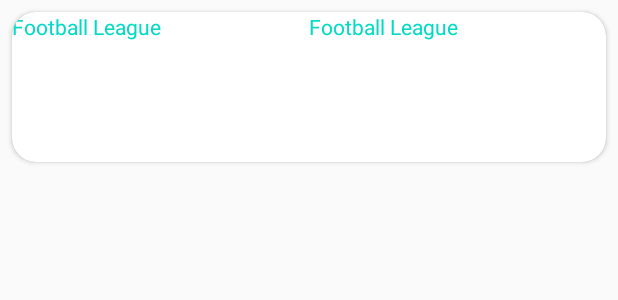
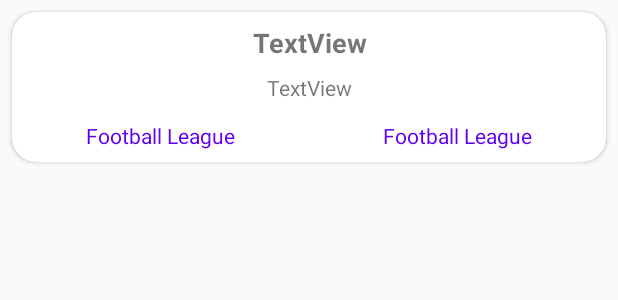
Before and after one commit to mirzayogy/dicoding-assignments, an Android app: the layout card_matches.xml on its own in the app's theme, with its tools: preview values and no code run, on a phone screen of 412 x 824 dp. Shown: the top 300 px of the screen. Run offline under Robolectric (Android 15) with nearby library versions, the phone set to English and light mode, and no system bars.

Commit message:
Retrofit DATA TAMPIL di recyclerview

```diff
--- a/FootballLeague/app/src/main/java/com/mirzayogy/footballleague/ui/matches/main/EventRecyclerAdapter.kt
+++ b/FootballLeague/app/src/main/java/com/mirzayogy/footballleague/ui/matches/main/EventRecyclerAdapter.kt
@@ -32,6 +32,8 @@ class EventRecyclerAdapter : RecyclerView.Adapter<EventRecyclerAdapter.EventView
             with(itemView){
                 home_team.text = eventResponse.strHomeTeam
                 away_team.text = eventResponse.strAwayTeam
+                dateEvent.text = eventResponse.dateEvent
+                strTime.text = eventResponse.strTime
             }
         }
     }
--- a/FootballLeague/app/src/main/res/layout/card_matches.xml
+++ b/FootballLeague/app/src/main/res/layout/card_matches.xml
@@ -10,24 +10,75 @@
     android:layout_margin="8dp"
 
     >
+
     <LinearLayout
         android:layout_width="match_parent"
-        android:orientation="horizontal"
-        android:layout_height="match_parent">
+        android:layout_height="match_parent"
+        android:orientation="vertical">
+
+        <TextView
+            android:id="@+id/dateEvent"
+            android:layout_width="match_parent"
+            android:layout_height="wrap_content"
+            android:layout_margin="8dp"
+            android:text="TextView"
+            android:textAlignment="center"
+            android:textSize="18sp"
+            android:textStyle="bold" />
+
+        <TextView
+            android:id="@+id/strTime"
+            android:layout_width="match_parent"
+            android:layout_height="wrap_content"
+            android:text="TextView"
+            android:textAlignment="center" />
+
+        <LinearLayout
+            android:layout_width="match_parent"
+            android:layout_height="match_parent"
+            android:orientation="horizontal">
+
+            <androidx.constraintlayout.widget.ConstraintLayout
+                android:layout_width="match_parent"
+                android:layout_height="match_parent"
+                android:layout_weight="1">
+
                 <TextView
                     android:id="@+id/home_team"
+                    android:layout_width="wrap_content"
+                    android:layout_height="wrap_content"
+                    android:layout_marginStart="8dp"
+                    android:layout_marginEnd="8dp"
+                    android:layout_marginBottom="8dp"
+                    android:layout_weight="1"
+                    android:textColor="@color/colorPrimary"
+                    app:layout_constraintBottom_toBottomOf="parent"
+                    app:layout_constraintEnd_toEndOf="parent"
+                    app:layout_constraintStart_toStartOf="parent"
+                    tools:text="@string/app_name" />
+            </androidx.constraintlayout.widget.ConstraintLayout>
+
+            <androidx.constraintlayout.widget.ConstraintLayout
                 android:layout_width="match_parent"
                 android:layout_height="match_parent"
-            android:textColor="@color/colorAccent"
-            android:layout_weight="1"
-            tools:text="@string/app_name" />
+                android:layout_weight="1">
+
                 <TextView
                     android:id="@+id/away_team"
-            android:layout_width="match_parent"
-            android:layout_height="match_parent"
-            android:textColor="@color/colorAccent"
+                    android:layout_width="wrap_content"
+                    android:layout_height="wrap_content"
+                    android:layout_marginStart="8dp"
+                    android:layout_marginEnd="8dp"
+                    android:layout_marginBottom="8dp"
                     android:layout_weight="1"
+                    android:textColor="@color/colorPrimary"
+                    app:layout_constraintBottom_toBottomOf="parent"
+                    app:layout_constraintEnd_toEndOf="parent"
+                    app:layout_constraintStart_toStartOf="parent"
                     tools:text="@string/app_name" />
+            </androidx.constraintlayout.widget.ConstraintLayout>
+
+        </LinearLayout>
     </LinearLayout>
 
 </androidx.cardview.widget.CardView>
```
Lines whose indentation alone changed are shown as unchanged.
